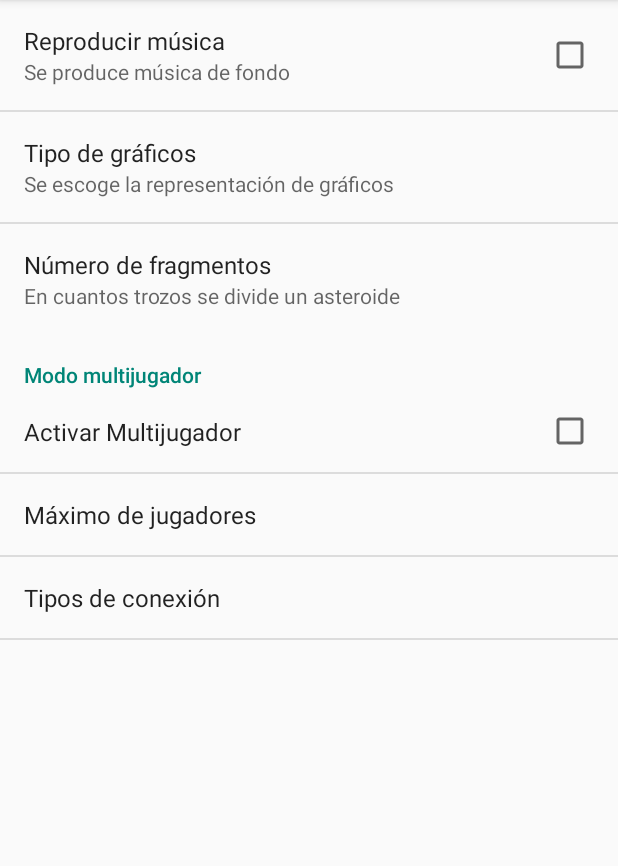
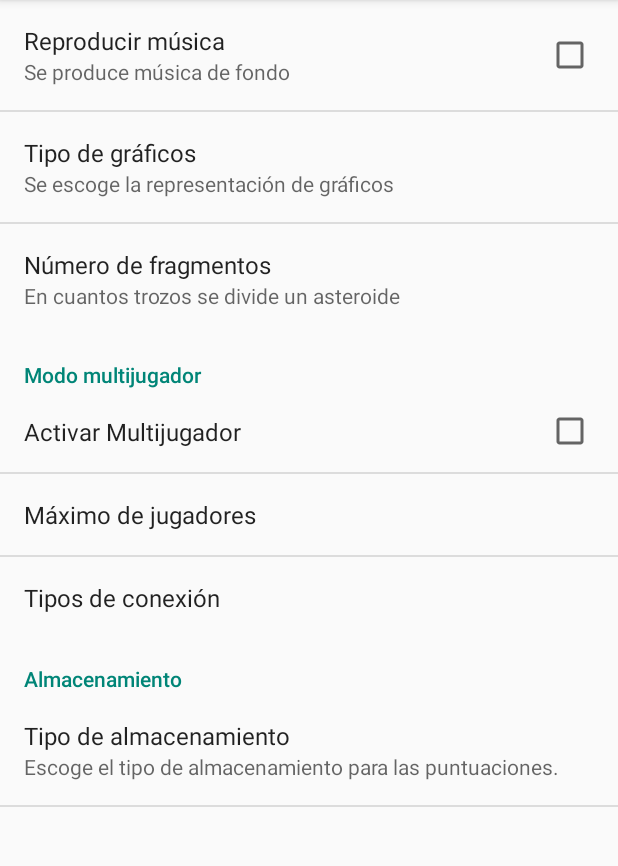
Before and after one commit to ShinigamiOnline/Asteroides2, an Android app: the fragment PreferenciasFragment shown on its own in the app's theme, on a phone screen of 412 x 824 dp, the part 84-950 px from its top. Run offline under Robolectric (Android 15) with nearby library versions, the light colour scheme and no system bars.

Commit message:
PreferenciasAlmacenamiento

```diff
--- a/app/src/main/res/values/arrays.xml
+++ b/app/src/main/res/values/arrays.xml
@@ -17,5 +17,17 @@
         <item>Internet</item>
     </string-array>
 
+    <string-array name="TiposDeAlmacenamiento">
+        <item>Array</item>
+        <item>Preferencias</item>
+        <item>Fichero Interno</item>
+        <item>SQLite</item>
+    </string-array>
+    <string-array name="ValoresAlmacenamiento">
+        <item>0</item>
+        <item>1</item>
+        <item>2</item>
+        <item>3</item>
+    </string-array>
 
 </resources>
--- a/app/src/main/res/values/strings.xml
+++ b/app/src/main/res/values/strings.xml
@@ -7,4 +7,5 @@
     <string name="Puntuaciones">Puntuaciones</string>
     <string name="app_name">Asteroides</string>
     <string name="action_settings">Configuración</string>
+    <string name="Almacenamiento">Almacenamiento</string>
 </resources>
--- a/app/src/main/res/xml/preferencias.xml
+++ b/app/src/main/res/xml/preferencias.xml
@@ -37,4 +37,16 @@
             android:defaultValue="2"
             />
     </PreferenceCategory>
+    <PreferenceCategory android:title="Almacenamiento">
+
+        <ListPreference
+            android:layout_width="wrap_content"
+            android:layout_height="wrap_content"
+            android:defaultValue="1"
+            android:entries="@array/TiposDeAlmacenamiento"
+            android:entryValues="@array/ValoresAlmacenamiento"
+            android:key="@string/Almacenamiento"
+            android:summary="Escoge el tipo de almacenamiento para las puntuaciones."
+            android:title="Tipo de almacenamiento" />
+    </PreferenceCategory>
 </PreferenceScreen>
--- a/build.gradle
+++ b/build.gradle
@@ -5,7 +5,7 @@ buildscript {
         jcenter()
     }
     dependencies {
-        classpath 'com.android.tools.build:gradle:2.3.3'
+        classpath 'com.android.tools.build:gradle:3.0.1'
 
         // NOTE: Do not place your application dependencies here; they belong
         // in the individual module build.gradle files
```
Also changed, not shown: app/src/main/java/asteroides/example/org/asteroides/AlmacenPuntuacionesFicheroInterno.java (added, +58 -0 lines), app/src/main/java/asteroides/example/org/asteroides/MainActivity.java (+15 -3 lines), gradle/wrapper/gradle-wrapper.properties.
